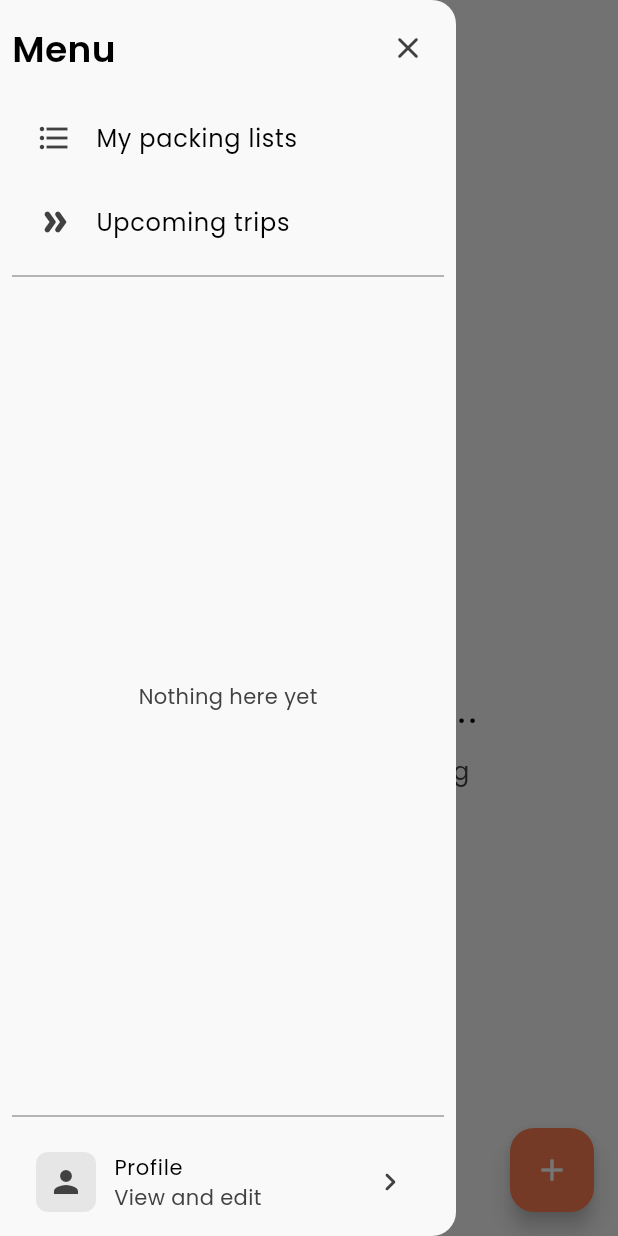
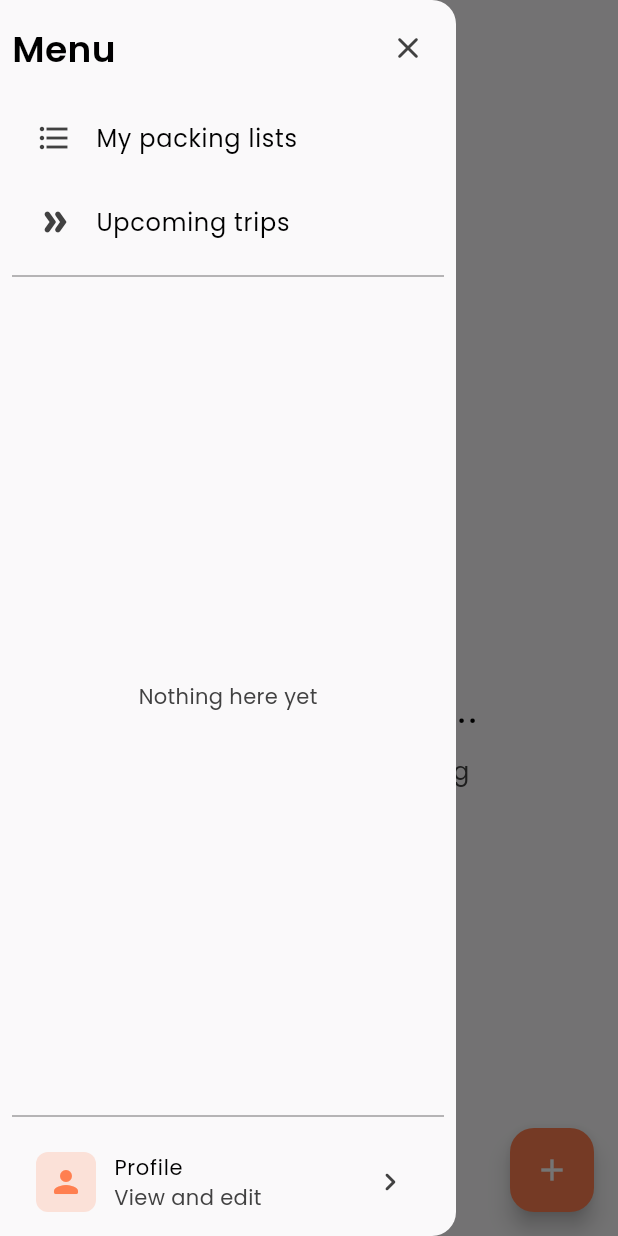
Before and after one commit to Awhalen1999/kaboodle, a Flutter app: the screen it shows once a user with an empty profile is signed in, with the side drawer open, on a phone screen of 412 x 824 dp. Run offline on Flutter 3.47's test engine with Material 3 defaults, Android fonts, the phone set to English and light mode, and no system bars; our stand-ins replace calendar_date_picker2, country_picker, firebase_auth, firebase_core, flutter_riverpod, flutter_svg and 7 more; accounts and stored records are empty; network calls fail.

Commit message:
remove profile pictures

```diff
--- a/lib/shared/widgets/profile_tile.dart
+++ b/lib/shared/widgets/profile_tile.dart
@@ -46,26 +46,16 @@ class ProfileTile extends ConsumerWidget {
               height: 40,
               decoration: BoxDecoration(
                 borderRadius: BorderRadius.circular(8),
-                color: Theme.of(context).colorScheme.outline,
+                color: Theme.of(context)
+                    .colorScheme
+                    .primary
+                    .withValues(alpha: 0.2),
               ),
-              clipBehavior: Clip.antiAlias,
-              child: user?.photoUrl != null
-                  ? Image.network(
-                      user!.photoUrl!,
-                      fit: BoxFit.cover,
-                      errorBuilder: (context, error, stackTrace) {
-                        return Icon(
-                          Icons.person,
-                          size: 24,
-                          color: Theme.of(context).colorScheme.onSurfaceVariant,
-                        );
-                      },
-                    )
-                  : Icon(
-                      Icons.person,
-                      size: 24,
-                      color: Theme.of(context).colorScheme.onSurfaceVariant,
-                    ),
+              child: Icon(
+                Icons.person_rounded,
+                size: 24,
+                color: Theme.of(context).colorScheme.primary,
+              ),
             ),
             trailing: const Icon(Icons.chevron_right_rounded),
             onTap: () {
@@ -106,12 +96,15 @@ class ProfileTile extends ConsumerWidget {
               height: 40,
               decoration: BoxDecoration(
                 borderRadius: BorderRadius.circular(8),
-                color: Theme.of(context).colorScheme.outline,
+                color: Theme.of(context)
+                    .colorScheme
+                    .primary
+                    .withValues(alpha: 0.2),
               ),
               child: Icon(
                 Icons.person,
                 size: 24,
-                color: Theme.of(context).colorScheme.onSurfaceVariant,
+                color: Theme.of(context).colorScheme.primary,
               ),
             ),
             trailing: const Icon(Icons.chevron_right_rounded),
@@ -156,7 +149,12 @@ class _ProfileTileSkeleton extends StatelessWidget {
         height: 40,
         decoration: BoxDecoration(
           borderRadius: BorderRadius.circular(8),
-          color: Theme.of(context).colorScheme.outline,
+          color: Theme.of(context).colorScheme.primary.withValues(alpha: 0.2),
+        ),
+        child: Icon(
+          Icons.person,
+          size: 24,
+          color: Theme.of(context).colorScheme.primary,
         ),
       ),
       trailing: const Icon(Icons.chevron_right_rounded),
```
Also changed, not shown: 1 other file.
